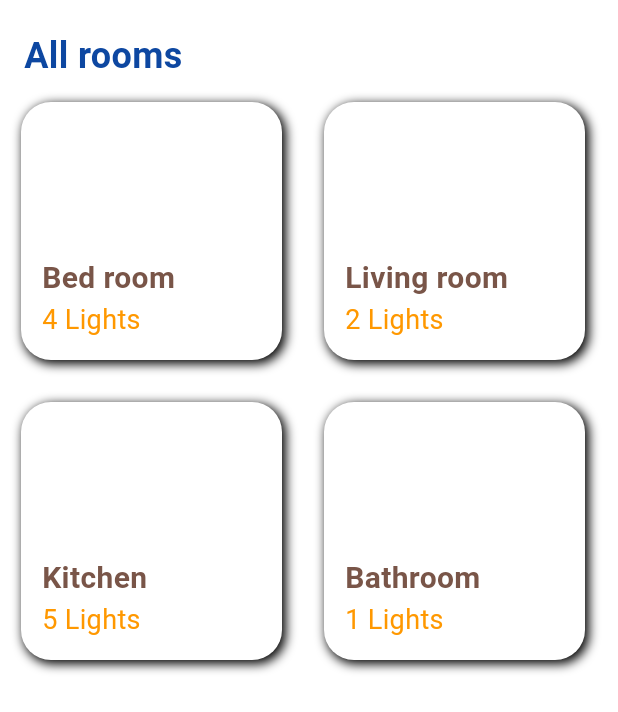
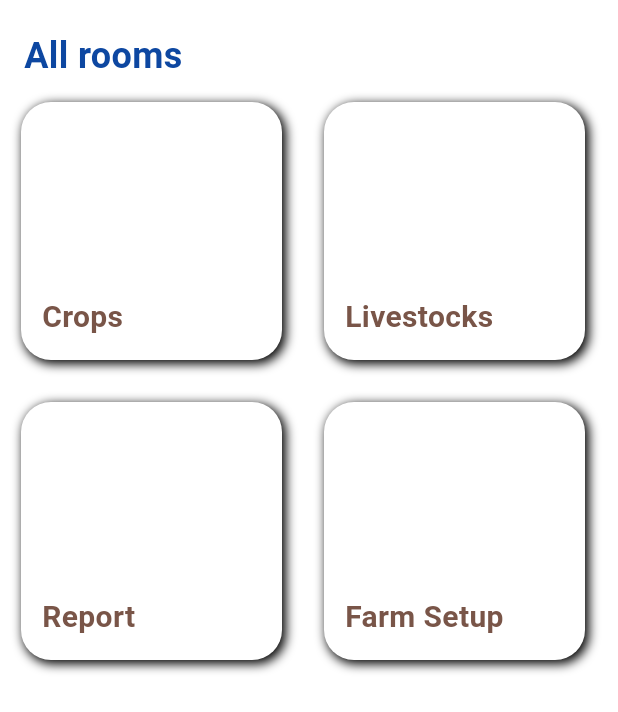
Before and after one commit to bsc-inf-20-19/FarmRecordsManagementSystem, a Flutter app: the HomeScreenCard screen opened directly, on a phone screen of 412 x 824 dp. Shown: the top 712 px of the screen. Run offline on Flutter 3.47's test engine with Material 3 defaults, Android fonts, the phone set to English and light mode, and no system bars.

Commit message:
modified home-screen component

```diff
--- a/farm_records_management_system/lib/screens/home-screen.dart
+++ b/farm_records_management_system/lib/screens/home-screen.dart
@@ -46,8 +46,8 @@ class _HomeScreenCard extends State<HomeScreenCard> {
                       crossAxisAlignment: CrossAxisAlignment.start,
                       children: [
                         // place here your image
-                        Text("Bed room", style: TextStyle(fontSize: 20.0, color: Colors.brown, fontWeight: FontWeight.bold)),
-                        Text("4 Lights", style: TextStyle(fontSize: 18.0, color: Colors.orange)),
+                        Text("Crops", style: TextStyle(fontSize: 20.0, color: Colors.brown, fontWeight: FontWeight.bold)),
+
                       ],
                     ),
                   ),
@@ -74,8 +74,8 @@ class _HomeScreenCard extends State<HomeScreenCard> {
                       crossAxisAlignment: CrossAxisAlignment.start,
                       children: [
                         // place here your image
-                        Text("Living room", style: TextStyle(fontSize: 20.0, color: Colors.brown, fontWeight: FontWeight.bold)),
-                        Text("2 Lights", style: TextStyle(fontSize: 18.0, color: Colors.orange)),
+                        Text("Livestocks", style: TextStyle(fontSize: 20.0, color: Colors.brown, fontWeight: FontWeight.bold)),
+
                       ],
                     ),
                   ),
@@ -110,8 +110,8 @@ class _HomeScreenCard extends State<HomeScreenCard> {
                       crossAxisAlignment: CrossAxisAlignment.start,
                       children: [
                         // place here your image
-                        Text("Kitchen", style: TextStyle(fontSize: 20.0, color: Colors.brown, fontWeight: FontWeight.bold)),
-                        Text("5 Lights", style: TextStyle(fontSize: 18.0, color: Colors.orange)),
+                        Text("Report", style: TextStyle(fontSize: 20.0, color: Colors.brown, fontWeight: FontWeight.bold)),
+
                       ],
                     ),
                   ),
@@ -138,8 +138,8 @@ class _HomeScreenCard extends State<HomeScreenCard> {
                       crossAxisAlignment: CrossAxisAlignment.start,
                       children: [
                         // place here your image
-                        Text("Bathroom", style: TextStyle(fontSize: 20.0, color: Colors.brown, fontWeight: FontWeight.bold)),
-                        Text("1 Lights", style: TextStyle(fontSize: 18.0, color: Colors.orange)),
+                        Text("Farm Setup", style: TextStyle(fontSize: 20.0, color: Colors.brown, fontWeight: FontWeight.bold)),
+
                       ],
                     ),
                   ),
```
